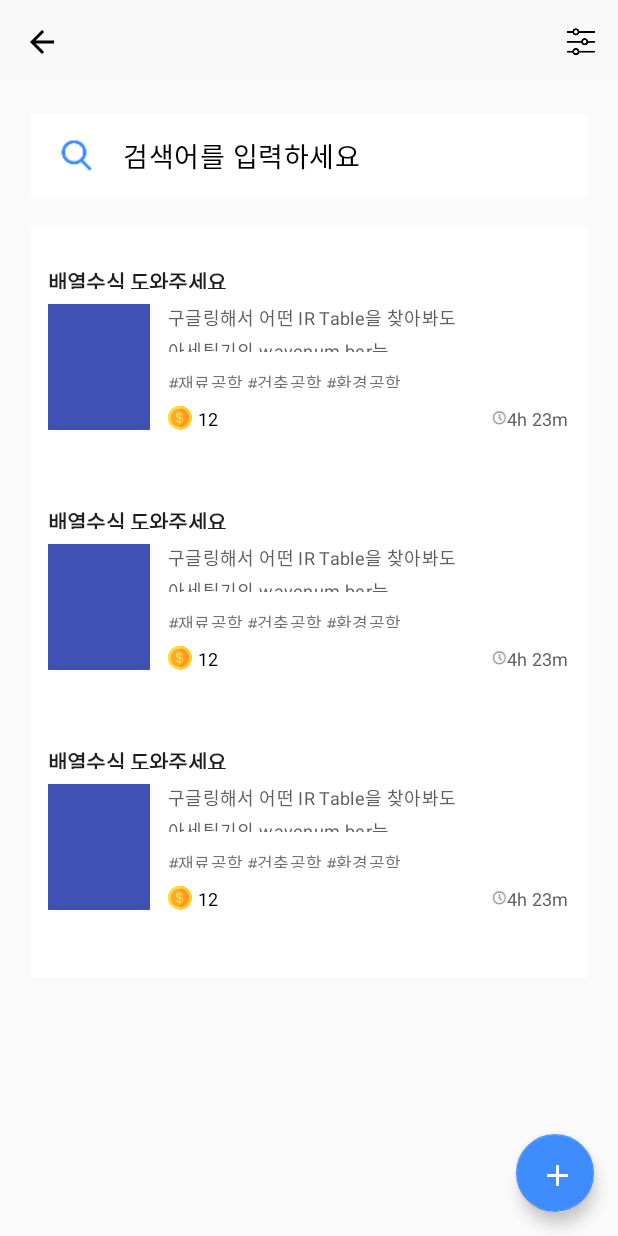
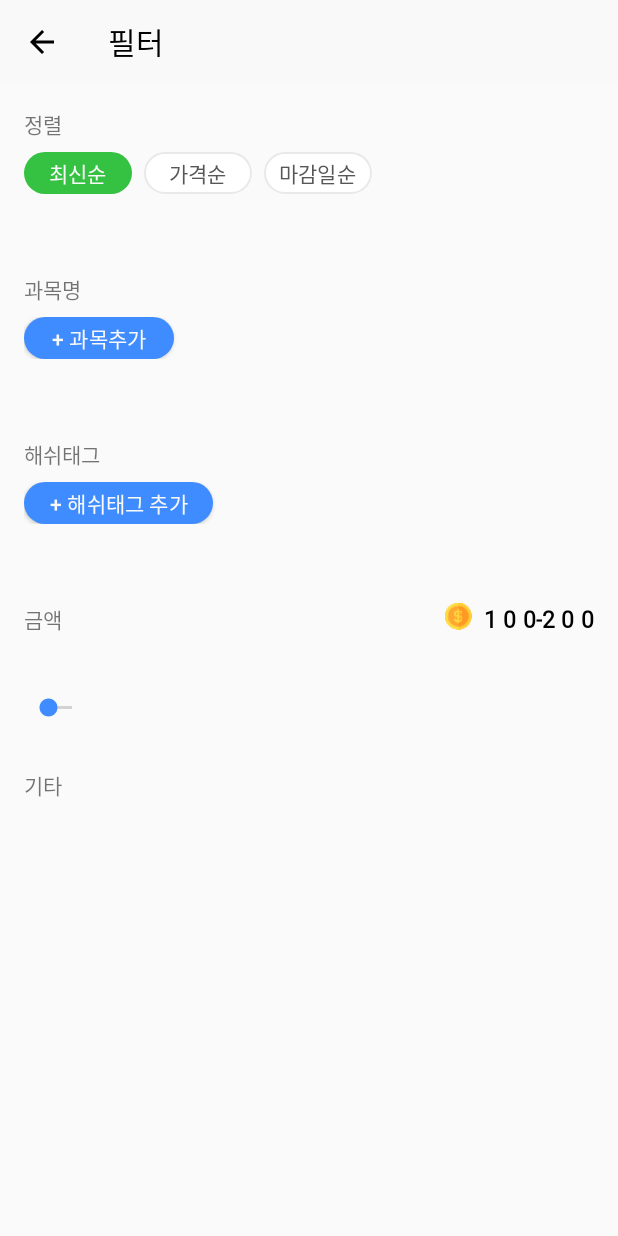
Before and after one commit to Smartudy/smartudy, an Android app: the QuestionListActivity screen opened directly, with no data from a screen before it, after a tap on "menu_filter_setting", on a phone screen of 412 x 824 dp. Run offline under Robolectric (Android 15) with nearby library versions, the phone set to English and light mode, and no system bars.

Commit message:
필터화면 작업중(FilterActivity.java / content_filter.xml)

```diff
--- a/app/src/main/AndroidManifest.xml
+++ b/app/src/main/AndroidManifest.xml
@@ -25,7 +25,11 @@
                 android:name="android.support.PARENT_ACTIVITY"
                 android:value="com.sharewith.smartudy.activity.HomeActivity" />
         </activity>
-        <activity android:name="com.sharewith.smartudy.activity.LoginActivity"></activity>
+        <activity android:name="com.sharewith.smartudy.activity.LoginActivity" />
+        <activity
+            android:name="com.sharewith.smartudy.activity.FilterActivity"
+            android:label="@string/title_activity_filter"
+            android:theme="@style/AppTheme"></activity>
     </application>
 
 </manifest>
--- /dev/null
+++ b/app/src/main/java/com/sharewith/smartudy/activity/FilterActivity.java
@@ -0,0 +1,73 @@
+package com.sharewith.smartudy.activity;
+
+import android.os.Bundle;
+import android.support.v7.app.AppCompatActivity;
+import android.support.v7.widget.Toolbar;
+import android.widget.RadioButton;
+import android.widget.RadioGroup;
+import android.widget.Toast;
+
+import com.sharewith.smartudy.smartudy.R;
+
+public class FilterActivity extends AppCompatActivity {
+
+    @Override
+    protected void onCreate(Bundle savedInstanceState) {
+        super.onCreate(savedInstanceState);
+        setContentView(R.layout.activity_filter);
+        Toolbar toolbar = (Toolbar) findViewById(R.id.toolbar);
+        setSupportActionBar(toolbar);
+
+        getSupportActionBar().setDisplayHomeAsUpEnabled(true); // 뒤로가기 버튼 활성화
+        getSupportActionBar().setDisplayShowHomeEnabled(true);
+        getSupportActionBar().setTitle("필터");
+
+        setRadioBtnOnClickListener();
+    }
+
+    public void setRadioBtnOnClickListener(){
+        final RadioGroup radioGroup = (RadioGroup)findViewById(R.id.radiogroup_filter);
+        final RadioButton rb_newest=(RadioButton)findViewById(R.id.radiobtn_filter_newest);
+        final RadioButton rb_price=(RadioButton)findViewById(R.id.radiobtn_filter_price);
+        final RadioButton rb_oldest=(RadioButton)findViewById(R.id.radiobtn_filter_oldest);
+
+        radioGroup.setOnCheckedChangeListener(new RadioGroup.OnCheckedChangeListener() {
+            @Override
+            public void onCheckedChanged(RadioGroup group, int checkedId) {
+                if(rb_newest.isChecked()){
+                    rb_newest.setBackgroundResource(R.drawable.btn_round_green_background);
+                    rb_newest.setTextColor(getColor(R.color.selectedTextColor));
+                    rb_price.setBackgroundResource(R.drawable.btn_round_white_background);
+                    rb_price.setTextColor(getColor(R.color.textColor));
+                    rb_oldest.setBackgroundResource(R.drawable.btn_round_white_background);
+                    rb_oldest.setTextColor(getColor(R.color.textColor));
+                }
+                else if(rb_price.isChecked()){
+                    rb_newest.setBackgroundResource(R.drawable.btn_round_white_background);
+                    rb_newest.setTextColor(getColor(R.color.textColor));
+                    rb_price.setBackgroundResource(R.drawable.btn_round_green_background);
+                    rb_price.setTextColor(getColor(R.color.selectedTextColor));
+                    rb_oldest.setBackgroundResource(R.drawable.btn_round_white_background);
+                    rb_oldest.setTextColor(getColor(R.color.textColor));
+                }
+                else if(rb_oldest.isChecked()){
+                    rb_newest.setBackgroundResource(R.drawable.btn_round_white_background);
+                    rb_newest.setTextColor(getColor(R.color.textColor));
+                    rb_price.setBackgroundResource(R.drawable.btn_round_white_background);
+                    rb_price.setTextColor(getColor(R.color.textColor));
+                    rb_oldest.setBackgroundResource(R.drawable.btn_round_green_background);
+                    rb_oldest.setTextColor(getColor(R.color.selectedTextColor));
+                }
+                else{
+                    Toast.makeText(getApplicationContext(), "radio group error", Toast.LENGTH_LONG).show();
+                }
+            }
+        });
+    }
+    @Override
+    public boolean onSupportNavigateUp() {
+        onBackPressed();
+        return true;
+    }
+
+}
--- a/app/src/main/java/com/sharewith/smartudy/activity/QuestionListActivity.java
+++ b/app/src/main/java/com/sharewith/smartudy/activity/QuestionListActivity.java
@@ -45,7 +45,7 @@ public class QuestionListActivity extends AppCompatActivity {
 
         getSupportActionBar().setDisplayHomeAsUpEnabled(true); // 뒤로가기 버튼 활성화
         getSupportActionBar().setDisplayShowHomeEnabled(true);
-        getSupportActionBar().setTitle(categoryName); // 받는 인텐트의 내용에 따라 이제 달라지도록해야!
+        getSupportActionBar().setTitle(categoryName);
 
 
         // 자동완성 검색 창 관련 속성 설정
@@ -87,7 +87,9 @@ public class QuestionListActivity extends AppCompatActivity {
             //case android.R.id.home:
 
             case R.id.menu_filter_setting:
-                Toast.makeText(this, "filter", Toast.LENGTH_SHORT).show();
+                //Toast.makeText(this, "filter", Toast.LENGTH_SHORT).show();
+                Intent intent = new Intent(getApplicationContext(), FilterActivity.class);
+                startActivity(intent);
                 break;
             default:
                 break;
--- /dev/null
+++ b/app/src/main/res/drawable-mdpi/btn_round_blue_background.xml
@@ -0,0 +1,13 @@
+<?xml version="1.0" encoding="utf-8"?>
+<selector xmlns:android="http://schemas.android.com/apk/res/android">
+    <item>
+    <shape>
+        <solid android:color="#3e8cff"/>
+        <corners
+            android:bottomLeftRadius="18dp"
+            android:bottomRightRadius="18dp"
+            android:topLeftRadius="18dp"
+            android:topRightRadius="18dp"/>
+    </shape>
+    </item>
+</selector>
--- /dev/null
+++ b/app/src/main/res/drawable-mdpi/btn_round_white_background.xml
@@ -0,0 +1,14 @@
+<?xml version="1.0" encoding="utf-8"?>
+<selector xmlns:android="http://schemas.android.com/apk/res/android">
+<item>
+    <shape>
+        <solid android:color="#ffffff" />
+        <stroke android:width="1dp" android:color="#e9e9e9"/>
+        <corners
+            android:bottomLeftRadius="18dp"
+            android:bottomRightRadius="18dp"
+            android:topLeftRadius="18dp"
+            android:topRightRadius="18dp"/>
+    </shape>
+</item>
+</selector>
--- /dev/null
+++ b/app/src/main/res/drawable/btn_round_green_background.xml
@@ -0,0 +1,13 @@
+<?xml version="1.0" encoding="utf-8"?>
+<selector xmlns:android="http://schemas.android.com/apk/res/android">
+    <item>
+    <shape>
+        <solid android:color="#35c141"/>
+        <corners
+            android:bottomLeftRadius="18dp"
+            android:bottomRightRadius="18dp"
+            android:topLeftRadius="18dp"
+            android:topRightRadius="18dp"/>
+    </shape>
+    </item>
+</selector>
--- /dev/null
+++ b/app/src/main/res/layout/activity_filter.xml
@@ -0,0 +1,28 @@
+<?xml version="1.0" encoding="utf-8"?>
+<android.support.design.widget.CoordinatorLayout xmlns:android="http://schemas.android.com/apk/res/android"
+    xmlns:app="http://schemas.android.com/apk/res-auto"
+    xmlns:tools="http://schemas.android.com/tools"
+    android:layout_width="match_parent"
+    android:layout_height="match_parent"
+    tools:context="com.sharewith.smartudy.activity.FilterActivity">
+
+    <android.support.design.widget.AppBarLayout
+        android:layout_width="match_parent"
+        android:layout_height="wrap_content"
+        android:theme="@style/AppTheme.AppBarOverlay"
+        app:elevation="0dp">
+
+        <android.support.v7.widget.Toolbar
+            android:id="@+id/toolbar"
+            android:layout_width="match_parent"
+            android:layout_height="?attr/actionBarSize"
+            app:theme="@style/ToolbarStyle"
+            app:titleTextColor="#000000"
+            app:popupTheme="@style/AppTheme.PopupOverlay">
+        </android.support.v7.widget.Toolbar>
+
+    </android.support.design.widget.AppBarLayout>
+
+    <include layout="@layout/content_filter" />
+
+</android.support.design.widget.CoordinatorLayout>
--- /dev/null
+++ b/app/src/main/res/layout/content_filter.xml
@@ -0,0 +1,245 @@
+<?xml version="1.0" encoding="utf-8"?>
+<LinearLayout xmlns:android="http://schemas.android.com/apk/res/android"
+    xmlns:app="http://schemas.android.com/apk/res-auto"
+    xmlns:tools="http://schemas.android.com/tools"
+    android:layout_width="match_parent"
+    android:layout_height="match_parent"
+    app:layout_behavior="@string/appbar_scrolling_view_behavior"
+    tools:context="com.sharewith.smartudy.activity.FilterActivity"
+    tools:showIn="@layout/activity_filter"
+    android:orientation="vertical"
+    android:weightSum="100"
+    android:padding="16dp">
+
+    <!-- 정렬 15 -->
+    <LinearLayout
+        android:layout_width="match_parent"
+        android:layout_height="0dp"
+        android:layout_weight="15"
+        android:orientation="vertical">
+        <TextView
+            android:layout_width="wrap_content"
+            android:layout_height="wrap_content"
+            android:text="정렬"
+            android:layout_marginBottom="8dp"/>
+        <LinearLayout
+            android:layout_width="match_parent"
+            android:layout_height="wrap_content">
+            <RadioGroup
+                android:id="@+id/radiogroup_filter"
+                android:layout_width="wrap_content"
+                android:layout_height="wrap_content"
+                android:orientation="horizontal">
+                <RadioButton
+                    android:id="@+id/radiobtn_filter_newest"
+                    android:layout_width="72dp"
+                    android:layout_height="28dp"
+                    android:background="@drawable/btn_round_green_background"
+                    android:text="최신순"
+                    android:checked="true"
+                    android:gravity="center"
+                    android:textSize="14sp"
+                    android:textColor="#f9f9f9"
+                    android:letterSpacing="0.01"
+                    android:lineSpacingExtra="-2sp"
+                    android:button="@android:color/transparent"
+                    android:layout_marginRight="8dp"/>
+                <RadioButton
+                    android:id="@+id/radiobtn_filter_price"
+                    android:layout_width="72dp"
+                    android:layout_height="28dp"
+                    android:background="@drawable/btn_round_white_background"
+                    android:text="가격순"
+                    android:checked="false"
+                    android:gravity="center"
+                    android:textSize="14sp"
+                    android:textColor="#575757"
+                    android:letterSpacing="0.01"
+                    android:lineSpacingExtra="-2sp"
+                    android:button="@android:color/transparent"
+                    android:layout_marginRight="8dp"/>
+                <RadioButton
+                    android:id="@+id/radiobtn_filter_oldest"
+                    android:layout_width="72dp"
+                    android:layout_height="28dp"
+                    android:background="@drawable/btn_round_white_background"
+                    android:text="마감일순"
+                    android:checked="false"
+                    android:gravity="center"
+                    android:textSize="14sp"
+                    android:textColor="#575757"
+                    android:letterSpacing="0.01"
+                    android:lineSpacingExtra="-2sp"
+                    android:button="@android:color/transparent"
+                    android:layout_marginRight="8dp"/>
+
+            </RadioGroup>
+
+
+        </LinearLayout>
+
+    </LinearLayout>
+
+    <!-- 과목명 30 -->
+    <LinearLayout
+        android:layout_width="match_parent"
+        android:layout_height="0dp"
+        android:layout_weight="15"
+        android:orientation="vertical">
+        <TextView
+            android:layout_width="wrap_content"
+            android:layout_height="wrap_content"
+            android:text="과목명"
+            android:layout_marginBottom="8dp"/>
+        <LinearLayout
+            android:layout_width="match_parent"
+            android:layout_height="wrap_content">
+            <Button
+                android:id="@+id/btn_filter_add_subject"
+                android:layout_width="100dp"
+                android:layout_height="28dp"
+                android:background="@drawable/btn_round_blue_background"
+                android:text="+ 과목추가"
+                android:checked="false"
+                android:gravity="center"
+                android:textSize="14sp"
+                android:textColor="@color/colorBackGround"
+                android:letterSpacing="0.01"
+                android:lineSpacingExtra="-2sp"
+                android:button="@android:color/transparent"
+                android:layout_marginRight="8dp"/>
+
+        </LinearLayout>
+
+
+    </LinearLayout>
+
+    <!-- 해쉬태그 45 -->
+    <LinearLayout
+        android:layout_width="match_parent"
+        android:layout_height="0dp"
+        android:layout_weight="15"
+        android:orientation="vertical">
+        <TextView
+            android:layout_width="wrap_content"
+            android:layout_height="wrap_content"
+            android:text="해쉬태그"
+            android:layout_marginBottom="8dp"/>
+        <LinearLayout
+            android:layout_width="match_parent"
+            android:layout_height="wrap_content">
+            <Button
+                android:id="@+id/btn_filter_add_hashtag"
+                android:layout_width="126dp"
+                android:layout_height="28dp"
+                android:background="@drawable/btn_round_blue_background"
+                android:text="+ 해쉬태그 추가"
+                android:checked="false"
+                android:gravity="center"
+                android:textSize="14sp"
+                android:textColor="@color/colorBackGround"
+                android:letterSpacing="0.01"
+                android:lineSpacingExtra="-2sp"
+                android:button="@android:color/transparent"
+                android:layout_marginRight="8dp" />
+
+        </LinearLayout>
+
+    </LinearLayout>
+
+    <!-- 금액 60 -->
+    <LinearLayout
+        android:layout_width="match_parent"
+        android:layout_height="0dp"
+        android:layout_weight="15"
+        android:orientation="vertical">
+
+        <android.support.constraint.ConstraintLayout
+            android:layout_width="match_parent"
+            android:layout_height="wrap_content"
+            android:layout_marginBottom="8dp">
+            <TextView
+                android:layout_width="wrap_content"
+                android:layout_height="wrap_content"
+                android:text="금액"
+                app:layout_constraintLeft_toLeftOf="parent"/>
+            <LinearLayout
+                android:layout_width="wrap_content"
+                android:layout_height="wrap_content"
+                app:layout_constraintRight_toRightOf="parent"
+                android:orientation="horizontal">
+                <ImageView
+                    android:layout_width="18dp"
+                    android:layout_height="18dp"
+                    android:src="@drawable/coin"
+                    android:layout_marginRight="8dp"/>
+                <TextView
+                    android:id="@+id/textview_filter_min_price"
+                    android:layout_width="wrap_content"
+                    android:layout_height="wrap_content"
+                    android:text="100"
+                    android:fontFamily="@font/nanumsquareb"
+                    android:textSize="15sp"
+                    android:letterSpacing="0.28"
+                    android:textColor="@color/colorBlack"
+                    android:textStyle="bold"/>
+                <TextView
+                    android:layout_width="wrap_content"
+                    android:layout_height="wrap_content"
+                    android:text="-"
+                    android:fontFamily="@font/nanumsquareb"
+                    android:textSize="15sp"
+                    android:letterSpacing="0.28"
+                    android:textColor="@color/colorBlack"
+                    android:textStyle="bold"/>
+                <TextView
+                    android:id="@+id/textview_filter_max_price"
+                    android:layout_width="wrap_content"
+                    android:layout_height="wrap_content"
+                    android:text="200"
+                    android:fontFamily="@font/nanumsquareb"
+                    android:textSize="15sp"
+                    android:letterSpacing="0.28"
+                    android:textColor="@color/colorBlack"
+                    android:textStyle="bold"/>
+            </LinearLayout>
+        </android.support.constraint.ConstraintLayout>
+
+        <SeekBar
+            android:layout_width="wrap_content"
+            android:layout_height="wrap_content"
+            android:layout_weight="1" />
+
+
+
+    </LinearLayout>
+
+    <!-- 기타 80 -->
+    <LinearLayout
+        android:layout_width="match_parent"
+        android:layout_height="0dp"
+        android:layout_weight="20">
+        <TextView
+            android:layout_width="wrap_content"
+            android:layout_height="wrap_content"
+            android:text="기타"
+            android:layout_marginBottom="8dp"/>
+
+    </LinearLayout>
+
+    <!-- 공백 85 -->
+    <LinearLayout
+        android:layout_width="match_parent"
+        android:layout_height="0dp"
+        android:layout_weight="5">
+    </LinearLayout>
+
+    <!-- 버튼 100 -->
+    <LinearLayout
+        android:layout_width="match_parent"
+        android:layout_height="0dp"
+        android:layout_weight="15">
+
+
+    </LinearLayout>
+</LinearLayout>
--- a/app/src/main/res/values/colors.xml
+++ b/app/src/main/res/values/colors.xml
@@ -15,4 +15,8 @@
 
     <!-- QuestionListActivity -->
     <color name="colorBackGround">#f9f9f9</color>
+
+    <!-- FilterActivity -->
+    <color name="textColor">#575757</color>
+    <color name="selectedTextColor">#f9f9f9</color>
 </resources>
--- a/app/src/main/res/values/strings.xml
+++ b/app/src/main/res/values/strings.xml
@@ -7,5 +7,6 @@
     <string name="open_drawer">Open Drawer </string>
     <string name="close_drawer">Close Drawer </string>
     <string name="title_activity_question_list">QuestionListActivity</string>
+    <string name="title_activity_filter">FilterActivity</string>
 
 </resources>
--- a/app/src/main/res/values/styles.xml
+++ b/app/src/main/res/values/styles.xml
@@ -29,5 +29,4 @@
     </style>
 
 
-
 </resources>
```
Also changed, not shown: app/build.gradle (line endings or trailing spaces).
